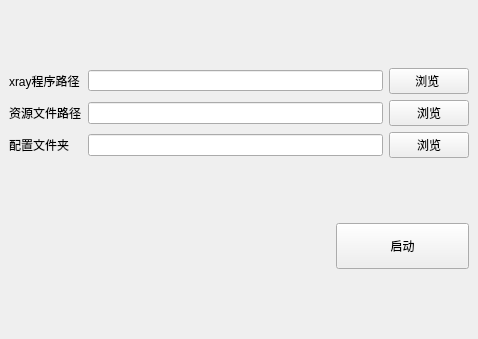
Above: mainwindow.ui from liuguangw/XrayLauncher before the change. Below: the same form after it.
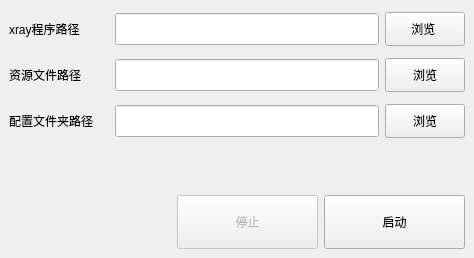
That is the form after the change.

Commit message: add 停止按钮

What changed in the file:
```diff
--- a/mainwindow.ui
+++ b/mainwindow.ui
@@ -7,38 +7,46 @@
     <x>0</x>
     <y>0</y>
     <width>474</width>
-    <height>339</height>
+    <height>258</height>
    </rect>
   </property>
   <property name="windowTitle">
    <string>xray启动器</string>
   </property>
+  <property name="styleSheet">
+   <string notr="true">QLabel{
+  min-width: 100px;
+  min-height: 40px;
+}
+
+QLineEdit{
+  min-height: 26px;
+}
+
+QPushButton{
+  min-height: 26px;
+}
+QPushButton#runBtn,QPushButton#stopBtn{
+  min-width: 133px;
+  min-height: 46px;
+}</string>
+  </property>
   <widget class="QWidget" name="centralwidget">
-   <layout class="QGridLayout" name="gridLayout_2" columnstretch="1,0">
-    <item row="0" column="0" colspan="2">
+   <layout class="QGridLayout" name="gridLayout_2">
+    <item row="0" column="0" colspan="4">
      <layout class="QGridLayout" name="gridLayout">
       <item row="0" column="0">
        <widget class="QLabel" name="label">
+        <property name="styleSheet">
+         <string notr="true"/>
+        </property>
         <property name="text">
          <string>xray程序路径</string>
         </property>
        </widget>
       </item>
-      <item row="0" column="1">
-       <widget class="QLineEdit" name="xrayPathEdit">
-        <property name="minimumSize">
-         <size>
-          <width>295</width>
-          <height>0</height>
-         </size>
-        </property>
-        <property name="maximumSize">
-         <size>
-          <width>16777215</width>
-          <height>21</height>
-         </size>
-        </property>
-       </widget>
+      <item row="0" column="1" alignment="Qt::AlignVCenter">
+       <widget class="QLineEdit" name="xrayPathEdit"/>
       </item>
       <item row="0" column="2">
        <widget class="QPushButton" name="selectXrayPathBtn">
@@ -67,14 +75,14 @@
       <item row="2" column="0">
        <widget class="QLabel" name="label_3">
         <property name="text">
-         <string>配置文件夹</string>
+         <string>配置文件夹路径</string>
         </property>
        </widget>
       </item>
-      <item row="2" column="1">
+      <item row="2" column="1" alignment="Qt::AlignVCenter">
        <widget class="QLineEdit" name="configPathEdit"/>
       </item>
-      <item row="2" column="2">
+      <item row="2" column="2" alignment="Qt::AlignVCenter">
        <widget class="QPushButton" name="selectConfigPathBtn">
         <property name="text">
          <string>浏览</string>
@@ -83,14 +91,44 @@
       </item>
      </layout>
     </item>
-    <item row="1" column="1">
+    <item row="1" column="0">
+     <spacer name="verticalSpacer">
+      <property name="orientation">
+       <enum>Qt::Vertical</enum>
+      </property>
+      <property name="sizeHint" stdset="0">
+       <size>
+        <width>20</width>
+        <height>37</height>
+       </size>
+      </property>
+     </spacer>
+    </item>
+    <item row="2" column="1">
+     <spacer name="horizontalSpacer">
+      <property name="orientation">
+       <enum>Qt::Horizontal</enum>
+      </property>
+      <property name="sizeHint" stdset="0">
+       <size>
+        <width>135</width>
+        <height>20</height>
+       </size>
+      </property>
+     </spacer>
+    </item>
+    <item row="2" column="2">
+     <widget class="QPushButton" name="stopBtn">
+      <property name="enabled">
+       <bool>false</bool>
+      </property>
+      <property name="text">
+       <string>停止</string>
+      </property>
+     </widget>
+    </item>
+    <item row="2" column="3">
      <widget class="QPushButton" name="runBtn">
-      <property name="minimumSize">
-       <size>
-        <width>133</width>
-        <height>46</height>
-       </size>
-      </property>
       <property name="text">
        <string>启动</string>
       </property>
```
Left out of the diff: 10 changed lines with no effect on the pictures. The commit also changes 2 other files.
